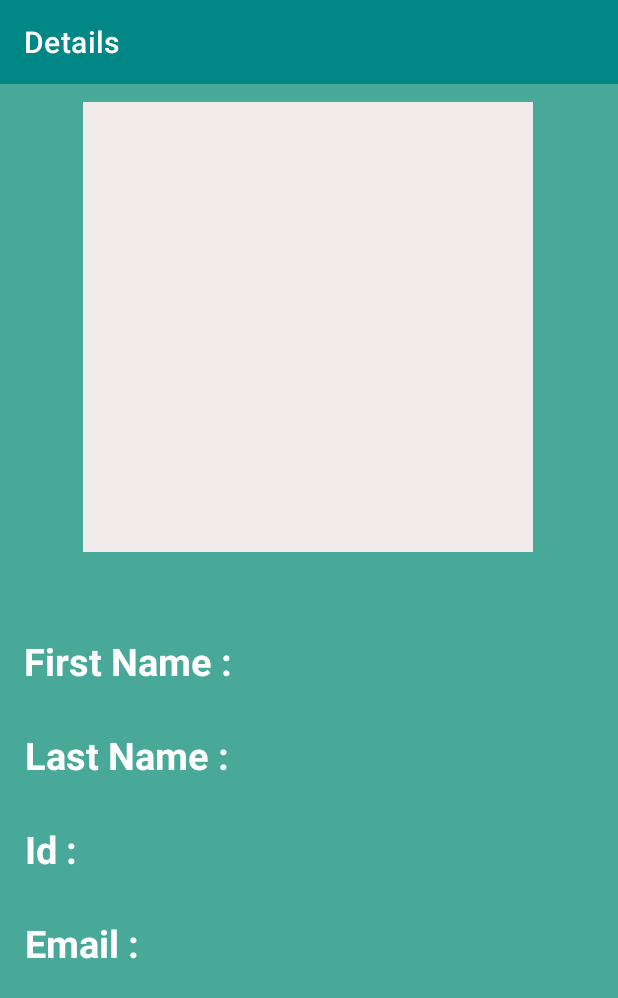
After one commit to Mayur2311/News, an Android app: the layout fragment_details.xml on its own in the app's theme, with its tools: preview values and no code run, on a phone screen of 412 x 824 dp. The commit adds this screen. Shown: the top 998 px of the screen. Run offline under Robolectric (Android 15) with nearby library versions, the phone set to English and light mode, and no system bars.

Commit message:
new fragment added.

```diff
--- /dev/null
+++ b/app/src/main/java/com/example/mainactivity/detailsFragment.java
@@ -0,0 +1,64 @@
+package com.example.mainactivity;
+
+import android.os.Bundle;
+
+import androidx.fragment.app.Fragment;
+
+import android.view.LayoutInflater;
+import android.view.View;
+import android.view.ViewGroup;
+
+/**
+ * A simple {@link Fragment} subclass.
+ * Use the {@link detailsFragment#newInstance} factory method to
+ * create an instance of this fragment.
+ */
+public class detailsFragment extends Fragment {
+
+    // TODO: Rename parameter arguments, choose names that match
+    // the fragment initialization parameters, e.g. ARG_ITEM_NUMBER
+    private static final String ARG_PARAM1 = "param1";
+    private static final String ARG_PARAM2 = "param2";
+
+    // TODO: Rename and change types of parameters
+    private String mParam1;
+    private String mParam2;
+
+    public detailsFragment() {
+        // Required empty public constructor
+    }
+
+    /**
+     * Use this factory method to create a new instance of
+     * this fragment using the provided parameters.
+     *
+     * @param param1 Parameter 1.
+     * @param param2 Parameter 2.
+     * @return A new instance of fragment detailsFragment.
+     */
+    // TODO: Rename and change types and number of parameters
+    public static detailsFragment newInstance(String param1, String param2) {
+        detailsFragment fragment = new detailsFragment();
+        Bundle args = new Bundle();
+        args.putString(ARG_PARAM1, param1);
+        args.putString(ARG_PARAM2, param2);
+        fragment.setArguments(args);
+        return fragment;
+    }
+
+    @Override
+    public void onCreate(Bundle savedInstanceState) {
+        super.onCreate(savedInstanceState);
+        if (getArguments() != null) {
+            mParam1 = getArguments().getString(ARG_PARAM1);
+            mParam2 = getArguments().getString(ARG_PARAM2);
+        }
+    }
+
+    @Override
+    public View onCreateView(LayoutInflater inflater, ViewGroup container,
+                             Bundle savedInstanceState) {
+        // Inflate the layout for this fragment
+        return inflater.inflate(R.layout.fragment_details, container, false);
+    }
+}
--- a/app/src/main/res/layout/activity_dash.xml
+++ b/app/src/main/res/layout/activity_dash.xml
@@ -19,8 +19,8 @@
             android:layout_width="match_parent"
             android:layout_height="?attr/actionBarSize"
             android:background="@color/teal_700"
-            app:title="@string/TimesToday"
-            android:theme="@style/ThemeOverlay.AppCompat.Dark"/>
+            android:theme="@style/ThemeOverlay.AppCompat.Dark"
+            app:title="@string/TimesToday" />
 
         <fragment
             android:layout_width="match_parent"
--- /dev/null
+++ b/app/src/main/res/layout/fragment_details.xml
@@ -0,0 +1,99 @@
+<?xml version="1.0" encoding="utf-8"?>
+<androidx.constraintlayout.widget.ConstraintLayout xmlns:android="http://schemas.android.com/apk/res/android"
+    xmlns:app="http://schemas.android.com/apk/res-auto"
+    xmlns:tools="http://schemas.android.com/tools"
+    android:layout_width="match_parent"
+    android:layout_height="match_parent"
+    android:background="@color/primaryLightColor"
+    tools:context=".detailsFragment">
+
+    <androidx.appcompat.widget.Toolbar
+        android:id="@+id/toolbar"
+        android:layout_width="match_parent"
+        android:layout_height="?attr/actionBarSize"
+        android:layout_marginTop="0dp"
+        android:background="@color/teal_700"
+        android:theme="@style/ThemeOverlay.AppCompat.Dark"
+        app:layout_constraintEnd_toEndOf="parent"
+        app:layout_constraintHorizontal_bias="0.0"
+        app:layout_constraintStart_toStartOf="parent"
+        app:layout_constraintTop_toTopOf="parent"
+        app:title="@string/details" />
+
+    <ImageView
+        android:id="@+id/image"
+        android:layout_width="300dp"
+        android:layout_height="300dp"
+        android:layout_marginTop="12dp"
+        android:background="@color/grey"
+        android:contentDescription="Image"
+        android:scaleType="fitXY"
+        app:layout_constraintEnd_toEndOf="parent"
+        app:layout_constraintHorizontal_bias="0.495"
+        app:layout_constraintStart_toStartOf="parent"
+        app:layout_constraintTop_toBottomOf="@+id/toolbar" />
+
+    <TextView
+        android:id="@+id/txt_fname"
+        android:layout_width="400dp"
+        android:layout_height="wrap_content"
+        android:layout_marginTop="55dp"
+        app:layout_constraintEnd_toEndOf="parent"
+        app:layout_constraintStart_toStartOf="parent"
+        app:layout_constraintTop_toBottomOf="@+id/image"
+        android:text="First Name :"
+        android:textColor="@color/primaryTextColor"
+        android:textSize="25sp"
+        android:textStyle="bold"
+        android:paddingRight="10dp"
+        android:paddingLeft="10dp"/>
+
+    <TextView
+        android:id="@+id/txt_lname"
+        android:layout_width="400dp"
+        android:layout_height="wrap_content"
+        android:layout_marginTop="28dp"
+        android:paddingLeft="10dp"
+        android:paddingRight="10dp"
+        android:text="Last Name :"
+        android:textColor="@color/primaryTextColor"
+        android:textSize="25sp"
+        android:textStyle="bold"
+        app:layout_constraintEnd_toEndOf="parent"
+        app:layout_constraintHorizontal_bias="0.545"
+        app:layout_constraintStart_toStartOf="parent"
+        app:layout_constraintTop_toBottomOf="@+id/txt_fname" />
+
+    <TextView
+        android:id="@+id/txt_id"
+        android:layout_width="400dp"
+        android:layout_height="wrap_content"
+        android:layout_marginTop="28dp"
+        android:paddingLeft="10dp"
+        android:paddingRight="10dp"
+        android:text="Id :"
+        android:textColor="@color/primaryTextColor"
+        android:textSize="25sp"
+        android:textStyle="bold"
+        app:layout_constraintEnd_toEndOf="parent"
+        app:layout_constraintHorizontal_bias="0.545"
+        app:layout_constraintStart_toStartOf="parent"
+        app:layout_constraintTop_toBottomOf="@+id/txt_lname" />
+
+    <TextView
+        android:layout_width="400dp"
+        android:layout_height="wrap_content"
+        android:layout_marginTop="28dp"
+        android:paddingLeft="10dp"
+        android:paddingRight="10dp"
+        android:text="Email :"
+        android:textColor="@color/primaryTextColor"
+        android:textSize="25sp"
+        android:textStyle="bold"
+        app:layout_constraintEnd_toEndOf="parent"
+        app:layout_constraintHorizontal_bias="0.545"
+        app:layout_constraintStart_toStartOf="parent"
+        app:layout_constraintTop_toBottomOf="@+id/txt_id" />
+
+
+</androidx.constraintlayout.widget.ConstraintLayout>
--- a/app/src/main/res/navigation/dash_graph.xml
+++ b/app/src/main/res/navigation/dash_graph.xml
@@ -10,4 +10,9 @@
         android:name="com.example.mainactivity.fragment.dashboardFragment"
         android:label="fragment_dashboard"
         tools:layout="@layout/fragment_dashboard" />
+    <fragment
+        android:id="@+id/detailsFragment"
+        android:name="com.example.mainactivity.detailsFragment"
+        android:label="fragment_details"
+        tools:layout="@layout/fragment_details" />
 </navigation>
--- a/app/src/main/res/values/strings.xml
+++ b/app/src/main/res/values/strings.xml
@@ -18,4 +18,5 @@
     <string name="drawer_close">Close Navigation Drawer</string>
     <string name="newUser">Don not have accont ? Sign Up Here</string>
     <string name="TimesToday">Profile</string>
+    <string name="details">Details</string>
 </resources>
```
